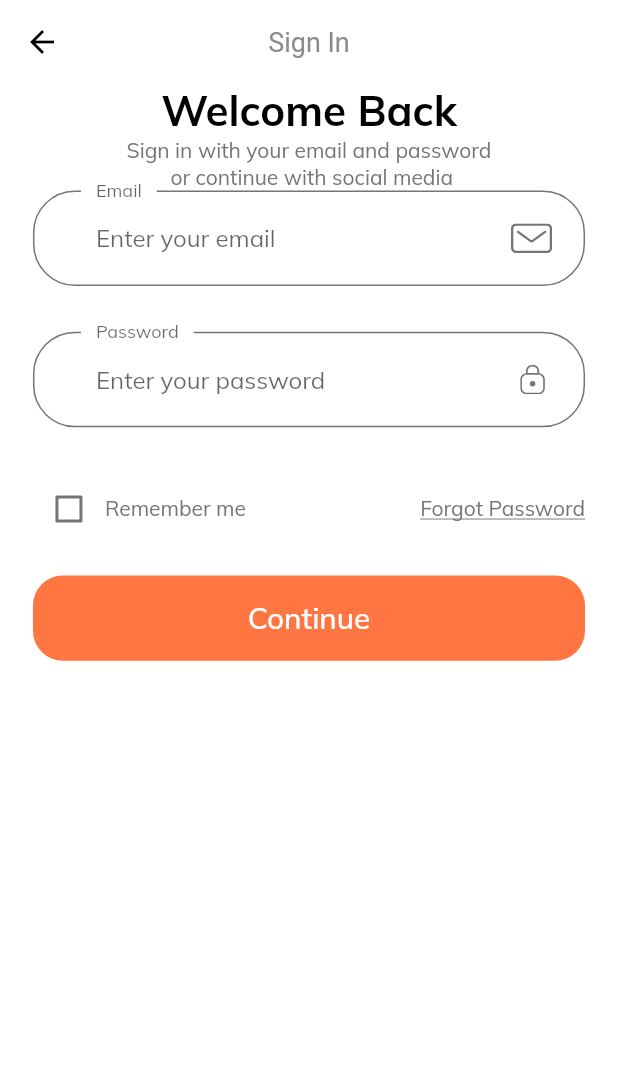
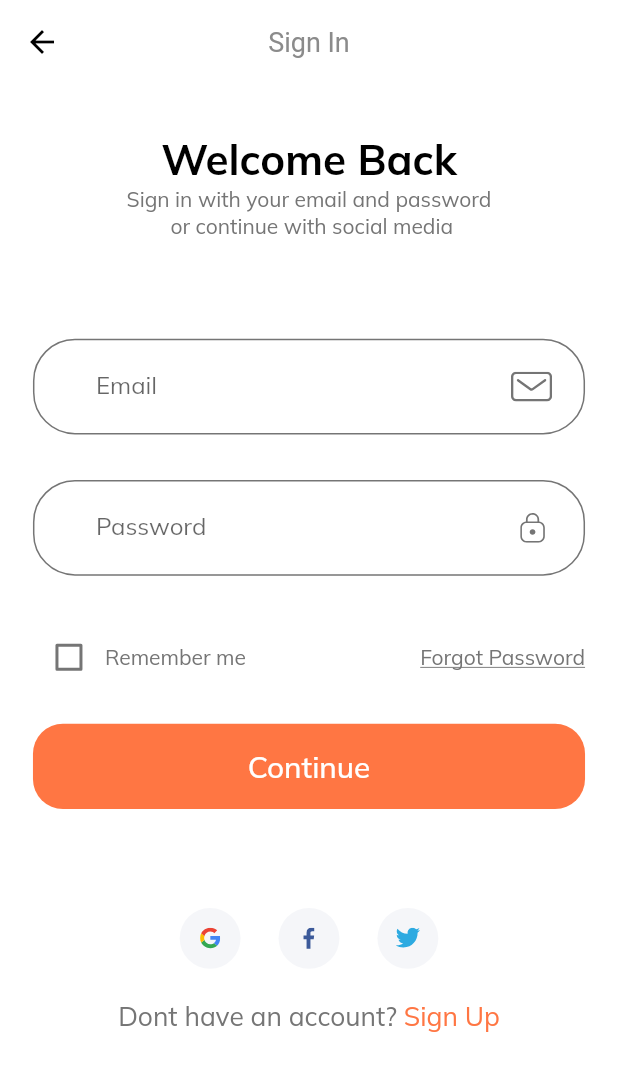
Before and after one commit to disage/flutter_shop_app, a Flutter app: the screen it shows after launch, after a tap on "Continue", on a phone screen of 412 x 824 dp. Shown: the top 1071 px of the screen. Run offline on Flutter 3.47's test engine with Material 2 defaults, Android fonts, the phone set to English and light mode, and no system bars; our stand-ins replace flutter_svg.

Commit message:
Add Sign In Screen

```diff
--- /dev/null
+++ b/lib/components/no_account_text.dart
@@ -0,0 +1,32 @@
+import 'package:flutter/material.dart';
+
+import '../constants.dart';
+import '../size_config.dart';
+
+class NoAccountText extends StatelessWidget {
+  const NoAccountText({
+    Key? key,
+  }) : super(key: key);
+
+  @override
+  Widget build(BuildContext context) {
+    return Row(
+      mainAxisAlignment: MainAxisAlignment.center,
+      children: [
+        Text(
+          "Dont have an account? ",
+          style: TextStyle(fontSize: getProportionateScreenWidth(16)),
+        ),
+        GestureDetector(
+          onTap: () {},
+          child: Text(
+            "Sign Up",
+            style: TextStyle(
+                fontSize: getProportionateScreenWidth(16),
+                color: kPrimaryColor),
+          ),
+        ),
+      ],
+    );
+  }
+}
--- /dev/null
+++ b/lib/components/social_card.dart
@@ -0,0 +1,31 @@
+import 'package:flutter/material.dart';
+import 'package:flutter_shop_app/size_config.dart';
+import 'package:flutter_svg/svg.dart';
+
+class SocialCard extends StatelessWidget {
+  const SocialCard({
+    Key? key,
+    required this.icon,
+    required this.press,
+  }) : super(key: key);
+  final String icon;
+  final VoidCallback press;
+  @override
+  Widget build(BuildContext context) {
+    return GestureDetector(
+      onTap: press,
+      child: Container(
+        margin:
+            EdgeInsets.symmetric(horizontal: getProportionateScreenWidth(10)),
+        padding: EdgeInsets.all(getProportionateScreenWidth(12)),
+        height: getProportionateScreenHeight(40),
+        width: getProportionateScreenWidth(40),
+        decoration: BoxDecoration(
+          color: Color(0xFFF5F6F9),
+          shape: BoxShape.circle,
+        ),
+        child: SvgPicture.asset(icon),
+      ),
+    );
+  }
+}
--- a/lib/routs.dart
+++ b/lib/routs.dart
@@ -1,8 +1,12 @@
 import 'package:flutter/widgets.dart';
+import 'package:flutter_shop_app/screens/forgot_password/forgot_password_screen.dart';
+import 'package:flutter_shop_app/screens/login_success/login_success_screen.dart';
 import 'package:flutter_shop_app/screens/sign_in/sign_in_screen.dart';
 import 'package:flutter_shop_app/screens/splash/splas_screen.dart';
 
 final Map<String, WidgetBuilder> routes = {
   SplashScreen.routeName: (context) => SplashScreen(),
   SignInScreen.routeName: (context) => SignInScreen(),
+  ForgotPasswordScreen.routeName: (context) => ForgotPasswordScreen(),
+  LoginSuccessScreen.routeName: (context) => LoginSuccessScreen(),
 };
--- a/lib/screens/sign_in/components/body.dart
+++ b/lib/screens/sign_in/components/body.dart
@@ -1,4 +1,6 @@
 import 'package:flutter/material.dart';
+import 'package:flutter_shop_app/components/no_account_text.dart';
+import 'package:flutter_shop_app/components/social_card.dart';
 import 'package:flutter_shop_app/size_config.dart';
 
 import 'sign_form.dart';
@@ -14,8 +16,12 @@ class Body extends StatelessWidget {
         child: Padding(
           padding:
               EdgeInsets.symmetric(horizontal: getProportionateScreenWidth(20)),
+          child: SingleChildScrollView(
             child: Column(
               children: [
+                SizedBox(
+                  height: SizeConfig.screenHeight * 0.04,
+                ),
                 Text(
                   "Welcome Back",
                   style: TextStyle(
@@ -28,8 +34,29 @@ class Body extends StatelessWidget {
                   "Sign in with your email and password \n or continue with social media",
                   textAlign: TextAlign.center,
                 ),
+                SizedBox(
+                  height: SizeConfig.screenHeight * 0.08,
+                ),
                 SignForm(),
+                SizedBox(
+                  height: SizeConfig.screenHeight * 0.08,
+                ),
+                Row(
+                  mainAxisAlignment: MainAxisAlignment.center,
+                  children: [
+                    SocialCard(
+                        icon: "assets/icons/google-icon.svg", press: () {}),
+                    SocialCard(
+                        icon: "assets/icons/facebook-2.svg", press: () {}),
+                    SocialCard(icon: "assets/icons/twitter.svg", press: () {}),
                   ],
+                ),
+                SizedBox(
+                  height: getProportionateScreenHeight(20),
+                ),
+                NoAccountText()
+              ],
+            ),
           ),
         ),
       ),
--- a/lib/theme.dart
+++ b/lib/theme.dart
@@ -12,22 +12,16 @@ ThemeData theme() {
 }
 
 InputDecorationTheme inputDecorationTheme() {
+  OutlineInputBorder outlineInputBorder = OutlineInputBorder(
+    borderRadius: BorderRadius.circular(28),
+    borderSide: BorderSide(color: kTextColor),
+    gapPadding: 10,
+  );
   return InputDecorationTheme(
-    floatingLabelBehavior: FloatingLabelBehavior.always,
-    contentPadding: EdgeInsets.symmetric(
-      horizontal: 42,
-      vertical: 18,
-    ),
-    enabledBorder: OutlineInputBorder(
-      borderRadius: BorderRadius.circular(28),
-      borderSide: BorderSide(color: kTextColor),
-      gapPadding: 10,
-    ),
-    focusedBorder: OutlineInputBorder(
-      borderRadius: BorderRadius.circular(28),
-      borderSide: BorderSide(color: kTextColor),
-      gapPadding: 10,
-    ),
+    contentPadding: EdgeInsets.symmetric(horizontal: 42, vertical: 20),
+    enabledBorder: outlineInputBorder,
+    focusedBorder: outlineInputBorder,
+    border: outlineInputBorder,
   );
 }
 
```
Also changed, not shown: lib/screens/forgot_password/components/body.dart (added, +112 -0 lines), lib/screens/forgot_password/forgot_password_screen.dart (added, +17 -0 lines), lib/screens/login_success/components/body.dart (added, +39 -0 lines), lib/screens/login_success/login_success_screen.dart (added, +18 -0 lines), lib/screens/sign_in/components/sign_form.dart (+46 -37 lines). Lines whose indentation alone changed are shown as unchanged.
